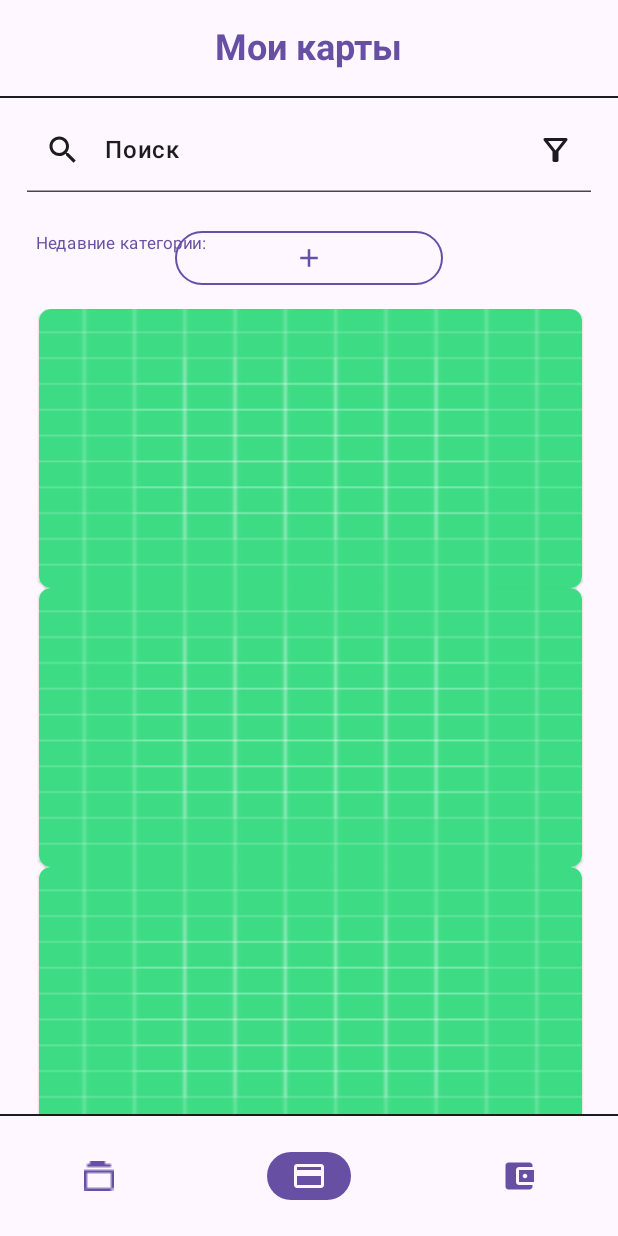
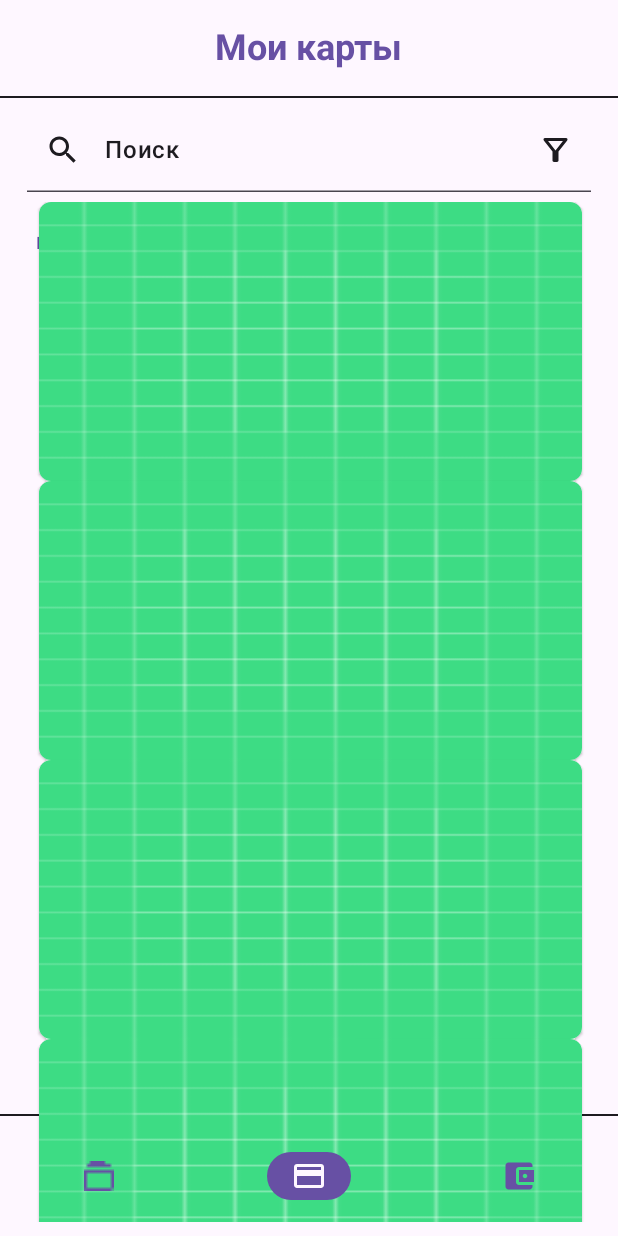
Before and after one commit to M-J-Pins/M.J.Pins, an Android app built with Jetpack Compose: the @Preview function MyCardsView, on a phone screen of 412 x 824 dp. Run offline under Robolectric (Android 15) with nearby library versions, the phone set to English and light mode, and no system bars; our stand-ins replace constraintlayout-compose; pictures from the network do not load; 1 statement that could not run was skipped.

Commit message:
with constraint

```diff
--- a/mobile/app/src/main/java/com/example/quickwallet/network/NetworkConfig.kt
+++ b/mobile/app/src/main/java/com/example/quickwallet/network/NetworkConfig.kt
@@ -2,7 +2,7 @@
 
 object NetworkConfig {
     private const val routeTag = "/api/v1/"
-    const val baseUrl = "https://f348-109-174-112-29.eu.ngrok.io${routeTag}"
+    const val baseUrl = "http://10.0.2.2:8000${routeTag}"
         //http://127.0.0.1:8000
     //http://10.0.2.2:8000
 }
--- a/mobile/app/src/main/java/com/example/quickwallet/network/services/auth/AuthService.kt
+++ b/mobile/app/src/main/java/com/example/quickwallet/network/services/auth/AuthService.kt
@@ -1,11 +1,12 @@
 package com.example.quickwallet.network.services.auth
 
+import androidx.lifecycle.LiveData
 import com.example.quickwallet.network.model.AuthDataDto
 import com.example.quickwallet.network.model.PhoneNumberDto
 
 
 interface AuthService {
     suspend fun phoneAuthRequest(phoneNumber: PhoneNumberDto): String?
-    suspend fun phoneAuth(authData: AuthDataDto): String?
+    suspend fun phoneAuth(authData: AuthDataDto): LiveData<String>
 
 }
--- a/mobile/app/src/main/java/com/example/quickwallet/presentation/MainActivity.kt
+++ b/mobile/app/src/main/java/com/example/quickwallet/presentation/MainActivity.kt
@@ -57,7 +57,8 @@
 
             NavHost(
                 navController = navController,
-                startDestination = if (activityViewModel.isFirstExecution.value) "send-phone" else "fast-card"
+//                if (activityViewModel.isFirstExecution.value) "send-phone" else "fast-card"
+                startDestination = "send-code"
             ) {
                 composable("send-phone") {
                     SendPhoneNumberView(
--- a/mobile/app/src/main/java/com/example/quickwallet/presentation/ui/views/MyCardsView.kt
+++ b/mobile/app/src/main/java/com/example/quickwallet/presentation/ui/views/MyCardsView.kt
@@ -1,11 +1,13 @@
 package com.example.quickwallet.presentation.ui.views
 
 import androidx.compose.foundation.BorderStroke
+import androidx.compose.foundation.Image
 import androidx.compose.foundation.clickable
 import androidx.compose.foundation.interaction.MutableInteractionSource
 import androidx.compose.foundation.layout.*
 import androidx.compose.foundation.lazy.LazyColumn
 import androidx.compose.foundation.lazy.LazyRow
+import androidx.compose.foundation.shape.RoundedCornerShape
 import androidx.compose.material.Chip
 import androidx.compose.material.icons.Icons
 import androidx.compose.material.icons.filled.*
@@ -14,6 +16,9 @@
 import androidx.compose.ui.Alignment
 import androidx.compose.ui.Modifier
 import androidx.compose.ui.graphics.Color
+import androidx.compose.ui.graphics.asImageBitmap
+import androidx.compose.ui.layout.ContentScale
+import androidx.compose.ui.layout.layout
 import androidx.compose.ui.platform.LocalFocusManager
 import androidx.compose.ui.res.painterResource
 import androidx.compose.ui.text.font.FontWeight
@@ -22,9 +27,12 @@
 import androidx.compose.ui.unit.sp
 import androidx.constraintlayout.compose.ConstraintLayout
 import androidx.constraintlayout.compose.Dimension
+import androidx.constraintlayout.helper.widget.Flow
 import com.example.compose.AppTheme
 import com.example.quickwallet.R
 import com.example.quickwallet.domain.model.cards
+import com.example.quickwallet.utils.glide.DEFAULT_RECIPE_IMAGE
+import com.example.quickwallet.utils.glide.loadPicture
 
 @OptIn(ExperimentalMaterial3Api::class)
 @Composable
@@ -204,22 +212,44 @@
                 }
                 val leftCardPadding = createGuidelineFromAbsoluteLeft(0.0639f)
                 val rightCardPadding = createGuidelineFromAbsoluteRight(0.058f)
-                LazyColumn(
-                    modifier = Modifier.constrainAs(lazyColumn){
-                        top.linkTo(addBtn.bottom,16.dp)
-                        bottom.linkTo(parent.bottom, 1.dp)
-                        start.linkTo(leftCardPadding)
-                        end.linkTo(rightCardPadding)
-                        height = Dimension.fillToConstraints
-                        width = Dimension.fillToConstraints
-                    }
-                ) {
-                    items(cards.size){ ind->
-                        FastCard(card = cards[ind])
-                    }
-                }
+               Box(modifier = Modifier
+                   .constrainAs(lazyColumn){
+                   top.linkTo(addBtn.bottom,16.dp)
+                   bottom.linkTo(parent.bottom, 1.dp)
+                   start.linkTo(leftCardPadding)
+                   end.linkTo(rightCardPadding)
+                   width = Dimension.fillToConstraints
+               }) {
 
+                   LazyColumn(
 
+                   ) {
+                       items(cards.size){ ind->
+                           androidx.compose.material.Card(
+                               modifier = Modifier
+                                   .fillMaxWidth()
+                                   .requiredHeight(186.dp),
+                               shape = RoundedCornerShape(8.dp)
+                           ) {
+                               cards[ind].imageUrl?.let { url ->
+                                   val image = loadPicture(
+                                       url = url,
+                                       defaultImage = DEFAULT_RECIPE_IMAGE
+                                   ).value
+                                   image?.let { img ->
+                                       Image(
+                                           bitmap = img.asImageBitmap(),
+                                           contentDescription = "Card",
+                                           modifier = Modifier
+                                               .fillMaxWidth(),
+                                           contentScale = ContentScale.FillBounds,
+                                       )
+                                   }
+                               }
+                           }
+                       }
+                   }
+               }
             }
         }
     }
--- a/mobile/app/src/main/java/com/example/quickwallet/repository/AuthRepository.kt
+++ b/mobile/app/src/main/java/com/example/quickwallet/repository/AuthRepository.kt
@@ -1,9 +1,10 @@
 package com.example.quickwallet.repository
 
+import androidx.lifecycle.LiveData
 import com.example.quickwallet.domain.model.AuthData
 import com.example.quickwallet.domain.model.PhoneNumber
 
 interface AuthRepository {
-    suspend fun phoneAuth(authData: AuthData): String?
+    suspend fun phoneAuth(authData: AuthData): LiveData<String>
     suspend fun phoneAuthRequest(phone: PhoneNumber): String?
 }
--- a/mobile/app/src/main/java/com/example/quickwallet/repository/impl/AuthRepositoryImpl.kt
+++ b/mobile/app/src/main/java/com/example/quickwallet/repository/impl/AuthRepositoryImpl.kt
@@ -1,6 +1,7 @@
 package com.example.quickwallet.repository.impl
 
 
+import androidx.lifecycle.LiveData
 import com.example.quickwallet.domain.model.AuthData
 import com.example.quickwallet.domain.model.PhoneNumber
 import com.example.quickwallet.domain.utils.DomainMapper
@@ -16,6 +17,6 @@
     private val phoneAuthMapper: DomainMapper<AuthDataDto,AuthData>,
     private val phoneMapper: DomainMapper<PhoneNumberDto, PhoneNumber>
 ): AuthRepository {
-    override suspend fun phoneAuth(authData: AuthData): String? = authService.phoneAuth(phoneAuthMapper.mapFromDomainModel(authData))
+    override suspend fun phoneAuth(authData: AuthData): LiveData<String> = authService.phoneAuth(phoneAuthMapper.mapFromDomainModel(authData))
     override suspend fun phoneAuthRequest(phone: PhoneNumber): String? = authService.phoneAuthRequest(phoneMapper.mapFromDomainModel(phone))
 }
```
Also changed, not shown: mobile/app/src/main/java/com/example/quickwallet/network/services/auth/impl/AuthServiceImpl.kt (+15 -12 lines), mobile/app/src/main/java/com/example/quickwallet/presentation/ui/views/AuthView.kt (+10 -8 lines), mobile/app/src/main/java/com/example/quickwallet/presentation/viewmodel/AuthViewModel.kt (+10 -12 lines).
